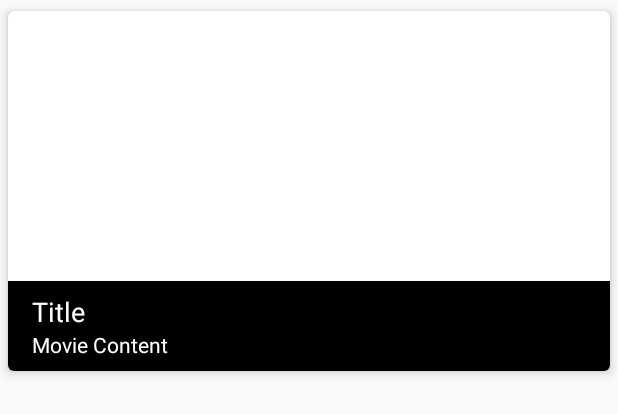
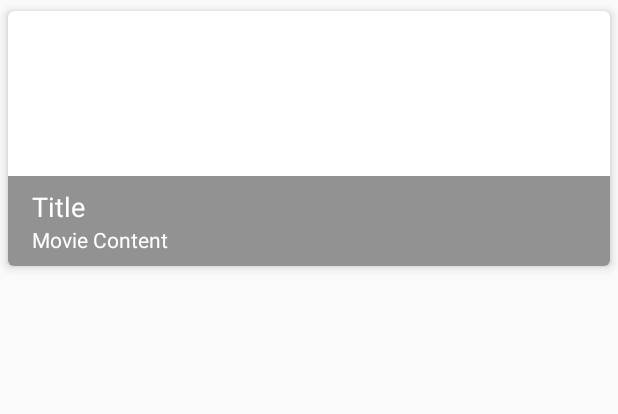
Before and after one commit to groovejumat/MyStudyHelper, an Android app: the layout item_movie.xml on its own in the app's theme, with its tools: preview values and no code run, on a phone screen of 412 x 824 dp. Shown: the top 414 px of the screen. Run offline under Robolectric (Android 15) with nearby library versions, the phone set to English and light mode, and no system bars.

Commit message:
Second Remedy

```diff
--- a/SampleRelativeLayout/app/src/main/AndroidManifest.xml
+++ b/SampleRelativeLayout/app/src/main/AndroidManifest.xml
@@ -44,7 +44,7 @@
         <activity android:name=".MemomainActivity" />
         <activity android:name=".EditmemoActivity" />
         <activity android:name=".Settings" />
-        <activity android:name=".Studycalender" />
+        <activity android:name=".Studycalender"/>
         <activity android:name=".Studynote" />
         <activity android:name=".Pomodoro" />
         <activity android:name=".MainActivity" />
--- a/SampleRelativeLayout/app/src/main/java/org/techtown/samplerelativelayout/FragmentDate.java
+++ b/SampleRelativeLayout/app/src/main/java/org/techtown/samplerelativelayout/FragmentDate.java
@@ -7,6 +7,7 @@ import android.util.Log;
 import android.view.LayoutInflater;
 import android.view.View;
 import android.view.ViewGroup;
+import android.view.WindowManager;
 import android.widget.Button;
 import android.widget.EditText;
 import android.widget.TextView;
@@ -38,8 +39,7 @@ public class FragmentDate extends Fragment {
     @Nullable
     @Override
     public View onCreateView(@NonNull LayoutInflater inflater, @Nullable ViewGroup container, @Nullable Bundle savedInstanceState) {
-
-
+        getActivity().getWindow().setSoftInputMode(WindowManager.LayoutParams.SOFT_INPUT_ADJUST_PAN);
 
         return inflater.inflate(R.layout.recyclerfragment, container, false);
     }
@@ -48,6 +48,8 @@ public class FragmentDate extends Fragment {
     public void onActivityCreated(Bundle savedInstanceState) {
         super.onActivityCreated(savedInstanceState);
         Bundle bundle = this.getArguments();
+
+
         Date = bundle.getString("dateinfo");
         Log.e("태그","프레그먼트에서 가져온 키값(날짜) : " +  Date );
 
--- a/SampleRelativeLayout/app/src/main/res/layout/activitiy_editmemo.xml
+++ b/SampleRelativeLayout/app/src/main/res/layout/activitiy_editmemo.xml
@@ -26,6 +26,7 @@
         android:layout_width="match_parent"
         android:layout_height="76dp"
         android:layout_weight="8"
+        android:gravity="top"
         android:hint="내용을 입력하세요."
         android:selectAllOnFocus="true"
         android:shadowColor="#080000"
--- a/SampleRelativeLayout/app/src/main/res/layout/item_movie.xml
+++ b/SampleRelativeLayout/app/src/main/res/layout/item_movie.xml
@@ -15,16 +15,16 @@
 
         <ImageView
             android:id="@+id/iv_item_movie"
-            android:scaleType="centerCrop"
             android:layout_width="match_parent"
-            android:layout_height="240dp" />
+            android:layout_height="170dp"
+            android:scaleType="centerCrop" />
 
         <LinearLayout
             android:layout_width="match_parent"
             android:layout_height="wrap_content"
             android:layout_gravity="bottom"
 
-            android:background="#000000"
+            android:background="#B6676767"
             android:orientation="vertical"
             android:paddingLeft="16dp"
             android:paddingTop="8dp"
@@ -36,8 +36,9 @@
                 android:layout_width="wrap_content"
                 android:layout_height="wrap_content"
                 android:layout_marginRight="16dp"
+                android:singleLine="true"
                 android:text="Title"
-                android:textColor="@android:color/white"
+                android:textColor="#FFFFFF"
                 android:textSize="18dp" />
 
 
@@ -47,7 +48,7 @@
                 android:layout_height="wrap_content"
                 android:singleLine="true"
                 android:text="Movie Content"
-                android:textColor="@android:color/white" />
+                android:textColor="#FFFFFF" />
 
         </LinearLayout>
 
--- a/SampleRelativeLayout/app/src/main/res/layout/recyclerfragment.xml
+++ b/SampleRelativeLayout/app/src/main/res/layout/recyclerfragment.xml
@@ -25,8 +25,9 @@
             android:id="@+id/addtodo"
             android:layout_width="64dp"
             android:layout_height="match_parent"
+            android:layout_marginRight="5dp"
             android:layout_weight="1"
-            android:text="ADD" />
+            android:text="추가" />
     </LinearLayout>
 
 
```
Also changed, not shown: SampleRelativeLayout/app/src/main/java/org/techtown/samplerelativelayout/AddmemoActivity.java (+28 -6 lines), SampleRelativeLayout/app/src/main/java/org/techtown/samplerelativelayout/MovieAdapter.java (+10 -5 lines), SampleRelativeLayout/app/src/main/java/org/techtown/samplerelativelayout/PostmainActivity.java (+24 -10 lines), SampleRelativeLayout/app/src/main/java/org/techtown/samplerelativelayout/StudyCalendarActivity.java (+15 -12 lines), SampleRelativeLayout/app/src/main/res/menu/actionbar_actions.xml (+4 -4 lines).
